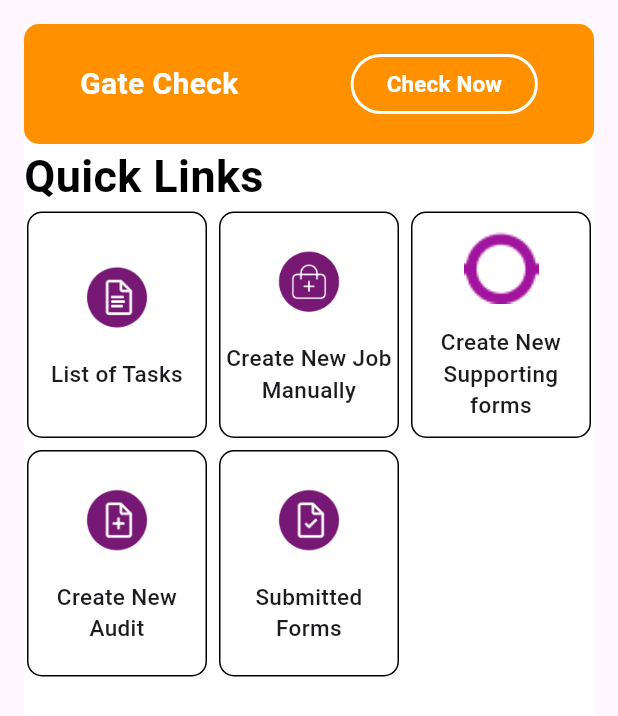
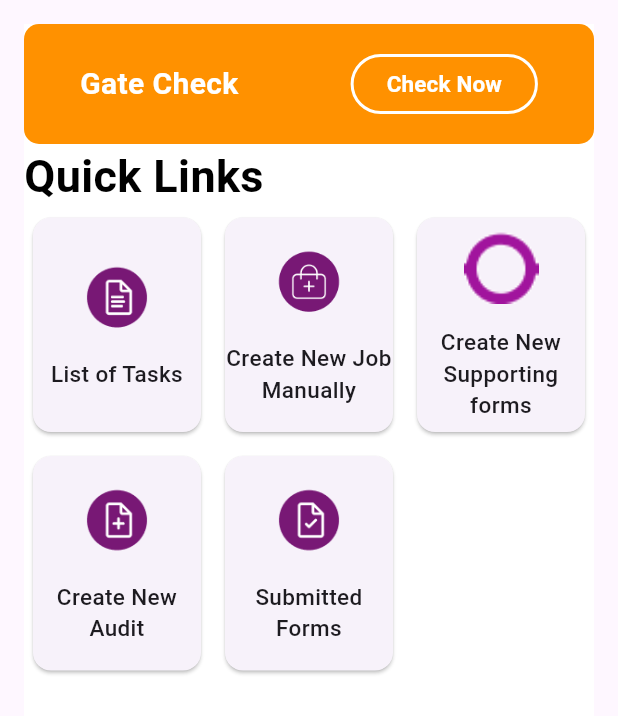
Before and after one commit to MahendranSelvaksi/flutter_bee_clone, a Flutter app: the QuickLinksSection widget shown alone on an empty page, opened directly, on a phone screen of 412 x 824 dp. Shown: the top 716 px of the screen. Run offline on Flutter 3.47's test engine with Material 3 defaults, Android fonts, the phone set to English and light mode, and no system bars; our stand-ins replace dio, fluttertoast, image_picker, internet_connection_checker_plus, logger and 4 more; missing offline and left inert: assorted_layout_widgets, dart:ffi; accounts and stored records are empty; generated files the repository leaves out were written again.

Commit message:
Card view Added.

```diff
--- a/lib/UI/DashBoardPage.dart
+++ b/lib/UI/DashBoardPage.dart
@@ -352,12 +352,10 @@ class _QuickLinksSection extends State<QuickLinksSection> {
                 return Padding(
                   padding: const EdgeInsets.all(2.0),
                   child: InkWell(
-                    child: Container(
-                      decoration: BoxDecoration(
-                        borderRadius: BorderRadius.circular(10),
-                        border: Border.all(color: Colors.black),
-                      ),
-                      child: Column(
+                    child:
+                        Card(
+                          child:
+                          Column(
                             crossAxisAlignment: CrossAxisAlignment.center,
                             mainAxisAlignment: MainAxisAlignment.center,
                             children: [
```
Lines whose indentation alone changed are shown as unchanged.
